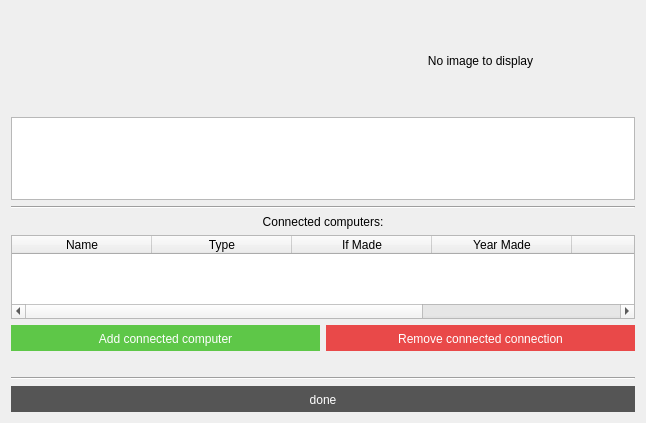
Above: VL1-project/scientistinfowindow.ui from birkirk/vln1-35 before the change. Below: the same form after it.
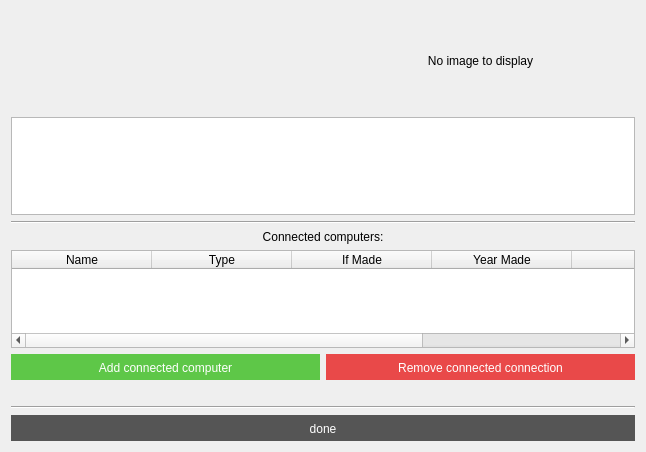
That is the form after the change.

Commit message: fixed tab order

```diff
--- a/VL1-project/scientistinfowindow.ui
+++ b/VL1-project/scientistinfowindow.ui
@@ -7,7 +7,7 @@
     <x>0</x>
     <y>0</y>
     <width>646</width>
-    <height>423</height>
+    <height>452</height>
    </rect>
   </property>
   <property name="windowTitle">
```
Left out of the diff: 1 changed line with no effect on the pictures. The commit also changes 3 other files.
